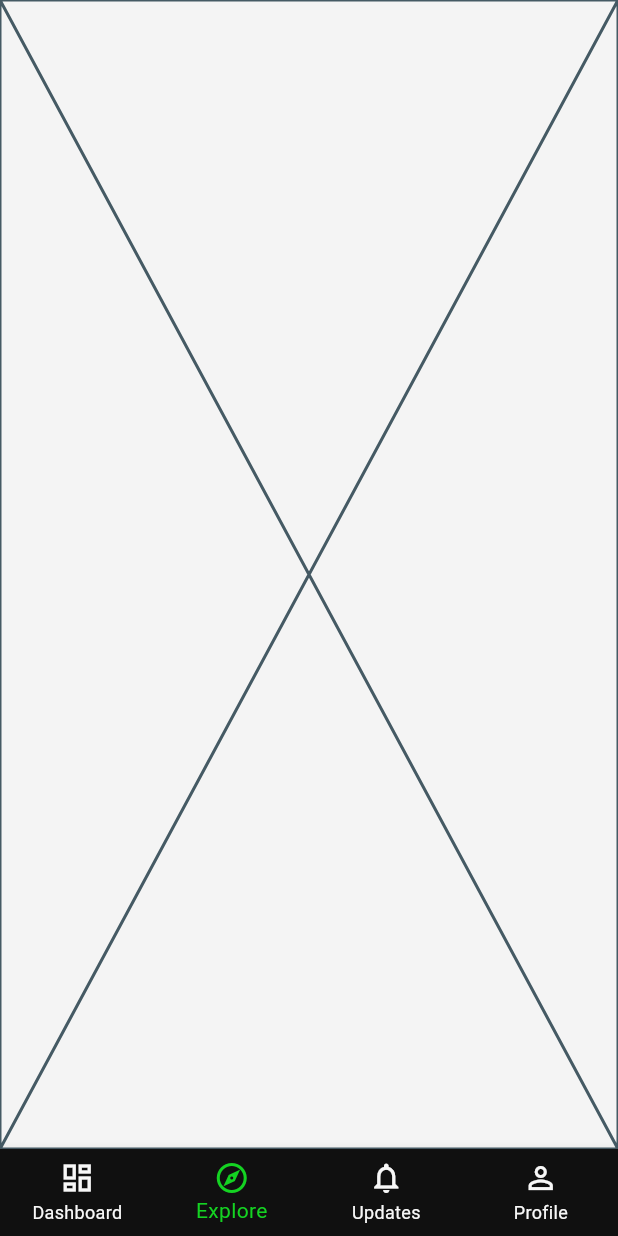
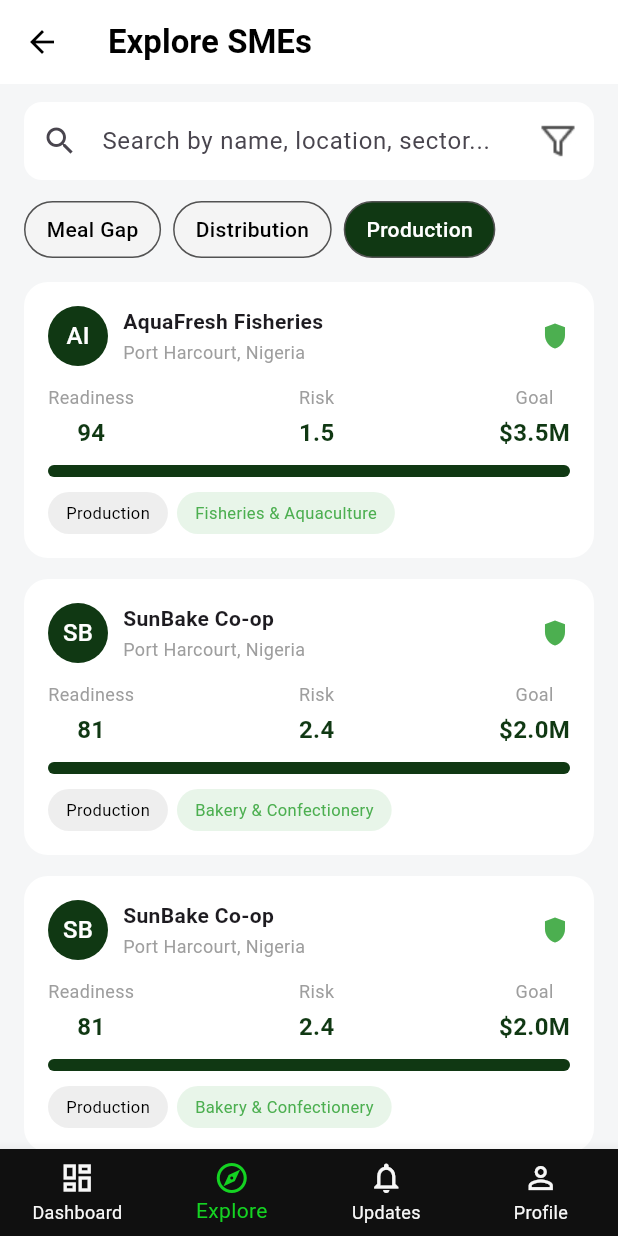
Before and after one commit to fedavest/Fedavest-Platform, a Flutter app: the BottomNav screen opened by its route, item 2 of the bottom bar chosen, on a phone screen of 412 x 824 dp. Run offline on Flutter 3.47's test engine with Material 3 defaults, Android fonts, the phone set to English and light mode, and no system bars; our stand-ins replace bloc, envied, equatable, flutter_bloc, google_fonts, shared_preferences; accounts and stored records are empty; generated files the repository leaves out were written again.

Commit message:
explore,updates screen

```diff
--- a/mobile/feda_vest_group_project/lib/constants/asset_images.dart
+++ b/mobile/feda_vest_group_project/lib/constants/asset_images.dart
@@ -23,4 +23,5 @@ static const bookmark = "assets/auth_assets/bookmark.jpg";
 static const error = "assets/auth_assets/error.jpg";
 static const arrow = "assets/auth_assets/arrow.jpg";
 static const check = "assets/auth_assets/check.jpg";
+static const searchSuffixIcon = "assets/auth_assets/searchSuffixIcon.jpg";
 }
--- a/mobile/feda_vest_group_project/lib/global_widgets/bottom_nav.dart
+++ b/mobile/feda_vest_group_project/lib/global_widgets/bottom_nav.dart
@@ -2,6 +2,7 @@ import 'package:feda_vest_group_project/pages/bottomnav_pages/sme_dashboard.dart
 import 'package:feda_vest_group_project/pages/bottomnav_pages/explore.dart';
 import 'package:feda_vest_group_project/pages/bottomnav_pages/profile_screen.dart';
 import 'package:feda_vest_group_project/pages/bottomnav_pages/updates.dart';
+import 'package:feda_vest_group_project/widgets/dashboard_widgets/notification.dart';
 import 'package:flutter/material.dart';
 
 class BottomNav extends StatefulWidget {
@@ -16,8 +17,9 @@ class _BottomNavState extends State<BottomNav> {
 
   final screens = const[
     SmeDashboardScreen(),
-    ExploreScreen(),
-    UpdatesScreen(),
+    ExploreSmesScreen(),
+    NotificationScreen(),
+    //UpdatesScreen(),
     ProfileScreen(),
   ];
     void changeTab(int index) {
--- a/mobile/feda_vest_group_project/lib/pages/auth/signin.dart
+++ b/mobile/feda_vest_group_project/lib/pages/auth/signin.dart
@@ -143,9 +143,10 @@ class _SignInScreenState extends State<SignInScreen> {
                       text: "Log In",
                       onTap: isValidated
                           ? () {
-                              final authCubit = context.read<AuthCubit>();
-                              final email = authCubit.emailcontroller.text
-                                  .trim();
+                            Navigator.pushNamed(context, RouteName.bottomNav);
+                              // final authCubit = context.read<AuthCubit>();
+                              // final email = authCubit.emailcontroller.text
+                              //     .trim();
                             }
                           : null,
                     ),
--- a/mobile/feda_vest_group_project/lib/pages/auth/signup.dart
+++ b/mobile/feda_vest_group_project/lib/pages/auth/signup.dart
@@ -244,7 +244,8 @@ class _SignupScreenState extends State<SignupScreen> {
                         child: AppButton(
                           onTap: isValidated
                               ? () {
-                                  authCubit.register(role: selectedRole);
+                                Navigator.pushNamed(context, RouteName.bottomNav);
+                                 // authCubit.register(role: selectedRole);
                                 }
                               : null,
                           child:Text("Sign Up", style: TextStyle(color: Colors.white, fontWeight: FontWeight.w600),),
--- a/mobile/feda_vest_group_project/lib/pages/bottomnav_pages/explore.dart
+++ b/mobile/feda_vest_group_project/lib/pages/bottomnav_pages/explore.dart
@@ -1,10 +1,75 @@
+import 'package:feda_vest_group_project/constants/asset_images.dart';
+import 'package:feda_vest_group_project/widgets/explore_widgets/filter_chip.dart';
+import 'package:feda_vest_group_project/widgets/explore_widgets/search_field.dart';
+import 'package:feda_vest_group_project/widgets/explore_widgets/sme_card.dart';
 import 'package:flutter/material.dart';
 
-class ExploreScreen extends StatelessWidget {
-  const ExploreScreen({super.key});
+class ExploreSmesScreen extends StatelessWidget {
+  const ExploreSmesScreen({super.key});
 
   @override
   Widget build(BuildContext context) {
-    return const Placeholder();
+    return Scaffold(
+      backgroundColor: const Color(0xffF5F6F7),
+      appBar: AppBar(
+        elevation: 0,
+        backgroundColor: Colors.white,
+        leading: const BackButton(color: Colors.black),
+        title: const Text(
+          "Explore SMEs",
+          style: TextStyle(
+            color: Colors.black,
+            fontWeight: FontWeight.w600,
+          ),
+        ),
+      ),
+      body: Padding(
+        padding: const EdgeInsets.symmetric(horizontal: 16),
+        child: ListView(
+          children: const [
+            SizedBox(height: 12),
+            ReusableSearchField(
+              image: Image(image: AssetImage(AuthImages.searchSuffixIcon)),
+            ),
+            SizedBox(height: 14),
+
+            /// Filters Row
+            Row(
+              children: [
+                FilterChipButton(text: "Meal Gap", isSelected: false),
+                SizedBox(width: 8),
+                FilterChipButton(text: "Distribution", isSelected: false),
+                SizedBox(width: 8),
+                FilterChipButton(text: "Production", isSelected: true),
+              ],
+            ),
+
+            SizedBox(height: 16),
+
+            /// SME CARDS
+            SMECardContainer(),
+            SizedBox(height: 14),
+            SMECardContainer(
+              name: "SunBake Co-op",
+              initials: "SB",
+              readiness: "81",
+              risk: "2.4",
+              goal: "\$2.0M",
+              industry: "Bakery & Confectionery",
+            ),
+
+            SizedBox(height: 14),
+            SMECardContainer(
+              name: "SunBake Co-op",
+              initials: "SB",
+              readiness: "81",
+              risk: "2.4",
+              goal: "\$2.0M",
+              industry: "Bakery & Confectionery",
+            ),
+          ],
+        ),
+      ),
+    );
   }
 }
--- /dev/null
+++ b/mobile/feda_vest_group_project/lib/widgets/explore_widgets/filter_chip.dart
@@ -0,0 +1,33 @@
+import 'package:feda_vest_group_project/constants/app_colors.dart';
+import 'package:flutter/material.dart';
+class FilterChipButton extends StatelessWidget {
+  final String text;
+  final bool isSelected;
+
+  const FilterChipButton({
+    super.key,
+    required this.text,
+    required this.isSelected,
+  });
+
+  @override
+  Widget build(BuildContext context) {
+    return Container(
+      padding: const EdgeInsets.symmetric(horizontal: 14, vertical: 8),
+      decoration: BoxDecoration(
+        color: isSelected ? AppColors.primaryColor : Color(0XffF4F4F4),
+        borderRadius: BorderRadius.circular(20),
+        border: Border.all(
+color: Color(0xff525252)
+        )
+      ),
+      child: Text(
+        text,
+        style: TextStyle(
+          color: isSelected ? Colors.white : Colors.black,
+          fontWeight: FontWeight.w500,
+        ),
+      ),
+    );
+  }
+}
--- /dev/null
+++ b/mobile/feda_vest_group_project/lib/widgets/explore_widgets/search_field.dart
@@ -0,0 +1,22 @@
+import 'package:flutter/material.dart';
+class ReusableSearchField extends StatelessWidget {
+  const ReusableSearchField({super.key, this.image});
+final Image? image;
+  @override
+  Widget build(BuildContext context) {
+    return TextField(
+      decoration: InputDecoration(
+        hintText: "Search by name, location, sector...",
+        filled: true,
+        fillColor: Colors.white,
+        prefixIcon: const Icon(Icons.search),
+        suffixIcon: image?? Icon(Icons.filter),
+        contentPadding: const EdgeInsets.symmetric(vertical: 14),
+        border: OutlineInputBorder(
+          borderRadius: BorderRadius.circular(12),
+          borderSide: BorderSide.none,
+        ),
+      ),
+    );
+  }
+}
--- /dev/null
+++ b/mobile/feda_vest_group_project/lib/widgets/explore_widgets/sme+stat_item.dart
@@ -0,0 +1,31 @@
+import 'package:feda_vest_group_project/constants/app_colors.dart';
+import 'package:flutter/material.dart';
+class SMEStatItem extends StatelessWidget {
+  final String title;
+  final String value;
+
+  const SMEStatItem({
+    super.key,
+    required this.title,
+    required this.value,
+  });
+
+  @override
+  Widget build(BuildContext context) {
+    return Column(
+      children: [
+        Text(title,
+            style: const TextStyle(fontSize: 12, color: Colors.grey)),
+        const SizedBox(height: 4),
+        Text(
+          value,
+          style: const TextStyle(
+            fontWeight: FontWeight.bold,
+            fontSize: 16,
+            color:AppColors.primaryColor,
+          ),
+        ),
+      ],
+    );
+  }
+}
--- /dev/null
+++ b/mobile/feda_vest_group_project/lib/widgets/explore_widgets/sme_card.dart
@@ -0,0 +1,98 @@
+import 'package:feda_vest_group_project/constants/app_colors.dart';
+import 'package:feda_vest_group_project/widgets/dashboard_widgets/progress_bar.dart';
+import 'package:feda_vest_group_project/widgets/explore_widgets/sme+stat_item.dart';
+import 'package:feda_vest_group_project/widgets/explore_widgets/tag_container.dart';
+import 'package:flutter/material.dart';
+
+class SMECardContainer extends StatelessWidget {
+  final String name;
+  final String initials;
+  final String readiness;
+  final String risk;
+  final String goal;
+  final String industry;
+
+  const SMECardContainer({
+    super.key,
+    this.name = "AquaFresh Fisheries",
+    this.initials = "AI",
+    this.readiness = "94",
+    this.risk = "1.5",
+    this.goal = "\$3.5M",
+    this.industry = "Fisheries & Aquaculture",
+  });
+
+  @override
+  Widget build(BuildContext context) {
+    return Container(
+      padding: const EdgeInsets.all(16),
+      decoration: BoxDecoration(
+        color: Colors.white,
+        borderRadius: BorderRadius.circular(16),
+      ),
+      child: Column(
+        crossAxisAlignment: CrossAxisAlignment.start,
+        children: [
+          /// Header
+          Row(
+            children: [
+              CircleAvatar(
+                backgroundColor:  AppColors.primaryColor,
+                child: Text(initials,
+                    style: const TextStyle(color: Colors.white)),
+              ),
+              const SizedBox(width: 10),
+              Expanded(
+                child: Column(
+                  crossAxisAlignment: CrossAxisAlignment.start,
+                  children: [
+                    Text(
+                      name,
+                      style: const TextStyle(
+                        fontWeight: FontWeight.w600,
+                      ),
+                    ),
+                    const SizedBox(height: 2),
+                    const Text(
+                      "Port Harcourt, Nigeria",
+                      style: TextStyle(fontSize: 12, color: Colors.grey),
+                    ),
+                  ],
+                ),
+              ),
+              const Icon(Icons.shield_sharp, color: Colors.green, size: 20),
+            ],
+          ),
+
+          const SizedBox(height: 12),
+
+          /// Stats
+          Row(
+            mainAxisAlignment: MainAxisAlignment.spaceBetween,
+            children: [
+              SMEStatItem(title: "Readiness", value: readiness),
+              SMEStatItem(title: "Risk", value: risk),
+              SMEStatItem(title: "Goal", value: goal),
+            ],
+          ),
+
+          const SizedBox(height: 10),
+
+          const ProgressBar(
+            value: 3.0,
+          ),
+
+          const SizedBox(height: 10),
+
+          Row(
+            children: [
+              const TagContainer(text: "Production"),
+              const SizedBox(width: 6),
+              TagContainer(text: industry, isHighlighted: true),
+            ],
+          ),
+        ],
+      ),
+    );
+  }
+}
--- /dev/null
+++ b/mobile/feda_vest_group_project/lib/widgets/explore_widgets/tag_container.dart
@@ -0,0 +1,31 @@
+import 'package:flutter/material.dart';
+
+class TagContainer extends StatelessWidget {
+  final String text;
+  final bool isHighlighted;
+
+  const TagContainer({
+    super.key,
+    required this.text,
+    this.isHighlighted = false,
+  });
+
+  @override
+  Widget build(BuildContext context) {
+    return Container(
+      padding: const EdgeInsets.symmetric(horizontal: 12, vertical: 6),
+      decoration: BoxDecoration(
+        color:
+            isHighlighted ? const Color(0xffE8F5E9) : Colors.grey.shade200,
+        borderRadius: BorderRadius.circular(20),
+      ),
+      child: Text(
+        text,
+        style: TextStyle(
+          fontSize: 11,
+          color: isHighlighted ? Colors.green : Colors.black,
+        ),
+      ),
+    );
+  }
+}
```
Also changed, not shown: mobile/feda_vest_group_project/lib/main.dart (+0 -12 lines), mobile/feda_vest_group_project/assets/auth_assets/searchSuffixIcon.jpg (added).
